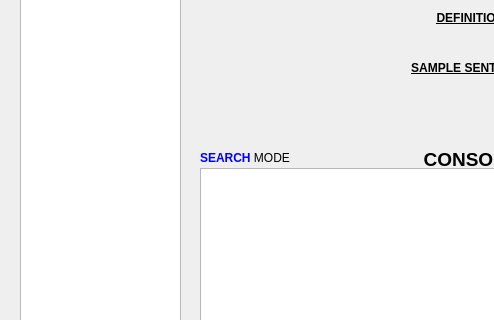
Old version of the form GUI/main.ui in the repository Yee172/AlphabetQs; both pictures show x 0 to 494 and y 82 to 402 of the 770 by 562 pixel window.
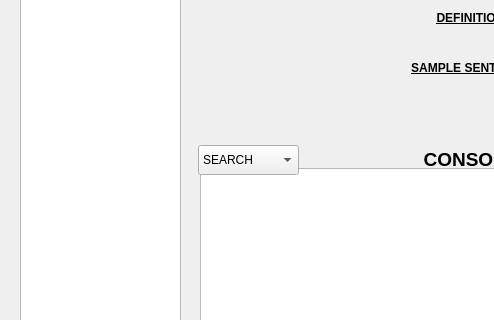
New version of the form.

What changed in the file:
```diff
--- a/GUI/main.ui
+++ b/GUI/main.ui
@@ -236,19 +236,6 @@
     </rect>
    </property>
   </widget>
-  <widget class="QLabel" name="label_mode">
-   <property name="geometry">
-    <rect>
-     <x>200</x>
-     <y>230</y>
-     <width>111</width>
-     <height>20</height>
-    </rect>
-   </property>
-   <property name="text">
-    <string>&lt;html&gt;&lt;head/&gt;&lt;body&gt;&lt;p&gt;&lt;span style=&quot; font-weight:600; color:#0000ff;&quot;&gt;SEARCH&lt;/span&gt; MODE&lt;/p&gt;&lt;/body&gt;&lt;/html&gt;</string>
-   </property>
-  </widget>
   <widget class="QPushButton" name="button_help">
    <property name="geometry">
     <rect>
@@ -307,6 +294,32 @@
     <set>Qt::AlignCenter</set>
    </property>
   </widget>
+  <widget class="QComboBox" name="combo_box_mode">
+   <property name="geometry">
+    <rect>
+     <x>198</x>
+     <y>227</y>
+     <width>101</width>
+     <height>30</height>
+    </rect>
+   </property>
+   <property name="currentText">
+    <string>SEARCH</string>
+   </property>
+   <property name="currentIndex">
+    <number>0</number>
+   </property>
+   <item>
+    <property name="text">
+     <string>SEARCH</string>
+    </property>
+   </item>
+   <item>
+    <property name="text">
+     <string>RANDOM</string>
+    </property>
+   </item>
+  </widget>
   <action name="actionread_in">
    <property name="checkable">
     <bool>false</bool>
```
